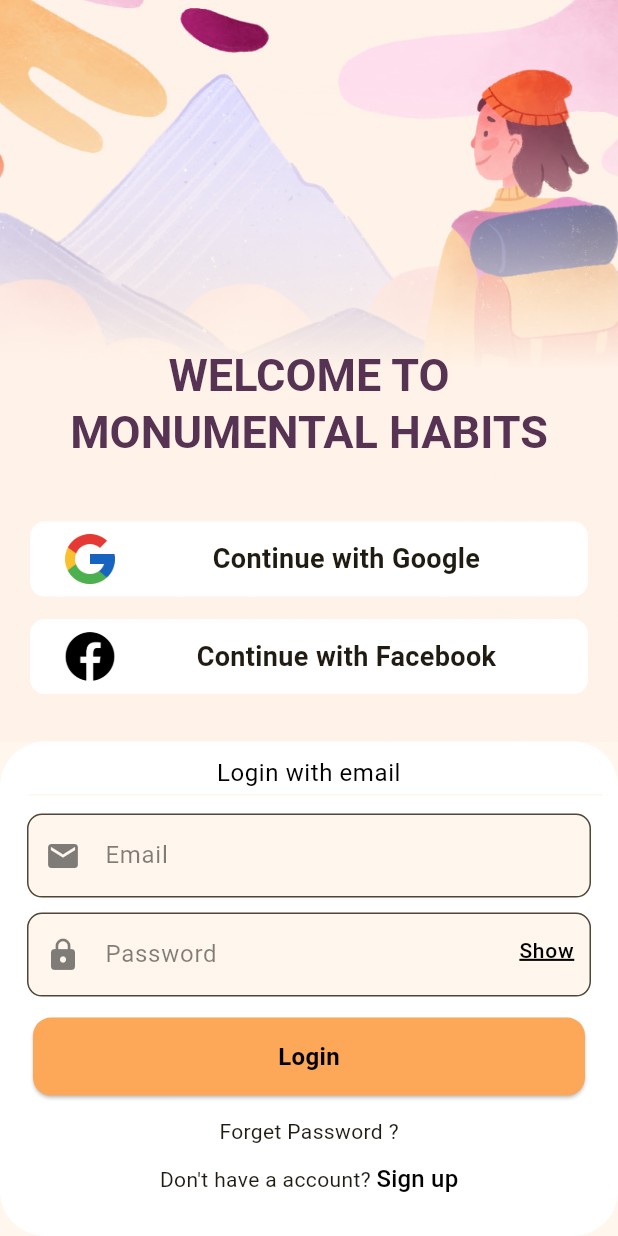
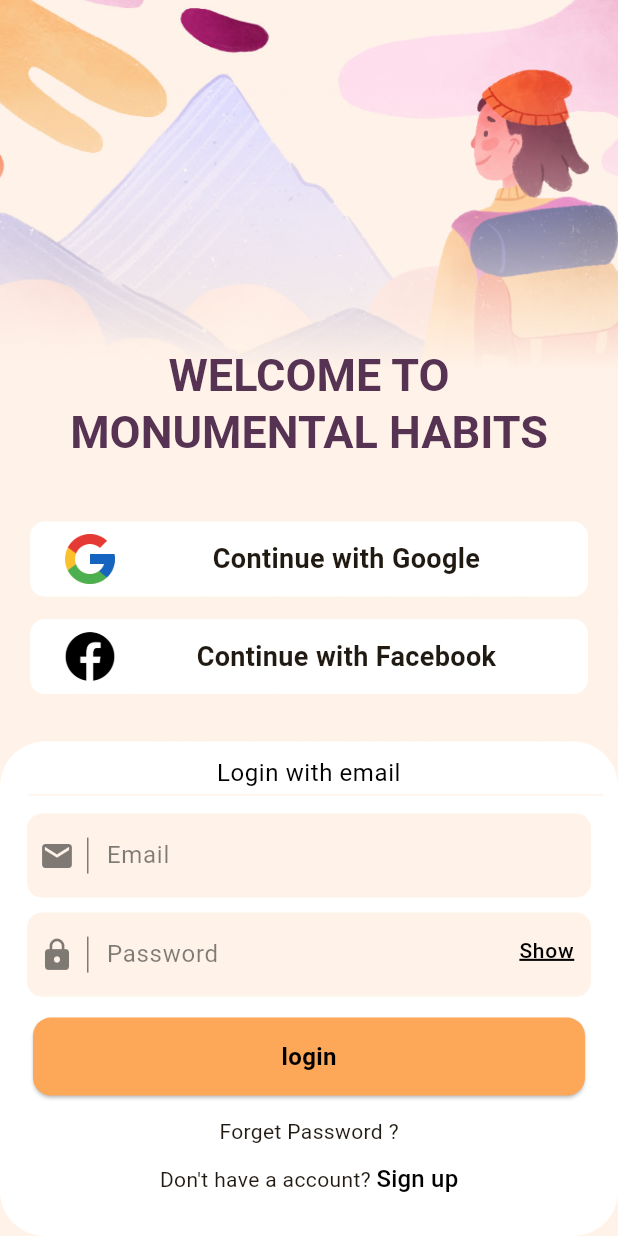
Before and after one commit to Arifcngk/Restaurant-Order-Application, a Flutter app: the screen it shows after launch, on a phone screen of 412 x 824 dp. Run offline on Flutter 3.47's test engine with Material 3 defaults, Android fonts, the phone set to English and light mode, and no system bars; our stand-ins replace flutter_onboarding_slider.

```diff
--- a/lib/const/color.dart
+++ b/lib/const/color.dart
@@ -10,5 +10,6 @@ class ColorApp {
   // button color
   final Color btnColor = const Color(0xFFFDA758);
   final Color btnColorTxt = const Color(0xFF573353);
-  final Color scaffoldBackgroungColor = const Color(0xFFFFF6ED);
+  final Color scaffoldBackgroungColor = const Color(0xFFFFF3E9);
+  final Color white = const Color.fromARGB(255, 255, 255, 255);
 }
--- a/lib/core/partials_widget/btn_text_widget.dart
+++ b/lib/core/partials_widget/btn_text_widget.dart
@@ -2,12 +2,9 @@ import 'package:flutter/material.dart';
 import 'package:looking_for_a_custom_app/const/color.dart';
 
 class btnTextWidget extends StatelessWidget {
-  const btnTextWidget({
-    super.key,
-    required ColorApp colorApp,
-  }) : _colorApp = colorApp;
-
-  final ColorApp _colorApp;
+  const btnTextWidget({super.key, required this.color, required this.text});
+  final Color color;
+  final String text;
 
   @override
   Widget build(BuildContext context) {
@@ -16,10 +13,10 @@ class btnTextWidget extends StatelessWidget {
         width: double.infinity,
         height: 60,
         child: Card(
-          color: _colorApp.btnColor,
+          color: color,
           child: Center(
               child: Text(
-            'Login',
+            text,
             style: Theme.of(context).textTheme.bodyMedium!.copyWith(
                   color: Colors.black,
                   fontSize: 16,
--- a/lib/core/partials_widget/social_media_btn_widget.dart
+++ b/lib/core/partials_widget/social_media_btn_widget.dart
@@ -1,15 +1,16 @@
 import 'package:flutter/material.dart';
 
 class SocialBtnWidget extends StatelessWidget {
-  const SocialBtnWidget({
-    super.key,
-    required this.text,
-    this.fontSize = 18,
-    required this.image,
-  });
+  const SocialBtnWidget(
+      {super.key,
+      required this.text,
+      this.fontSize = 18,
+      required this.image,
+      required this.withCard});
   final String text;
   final double fontSize;
   final String image;
+  final double withCard;
 
   @override
   Widget build(BuildContext context) {
@@ -18,7 +19,7 @@ class SocialBtnWidget extends StatelessWidget {
         color: Colors.white,
         borderRadius: BorderRadius.all(Radius.circular(10)),
       ),
-      width: double.infinity,
+      width: withCard,
       height: 50,
       child: Padding(
         padding: const EdgeInsets.symmetric(
--- /dev/null
+++ b/lib/core/partials_widget/text_widget.dart
@@ -0,0 +1,22 @@
+import 'package:flutter/material.dart';
+
+class textWidget extends StatelessWidget {
+  const textWidget({
+    super.key,
+    required this.text,
+    this.fontSize = 20,
+    required this.color,
+  });
+  final String text;
+  final double fontSize;
+  final Color color;
+  @override
+  Widget build(BuildContext context) {
+    return Text(
+      text,
+      style: Theme.of(context).textTheme.headlineLarge!.copyWith(
+          fontSize: fontSize, color: color, fontWeight: FontWeight.bold),
+      textAlign: TextAlign.center,
+    );
+  }
+}
--- a/lib/core/partials_widget/txt_formField_widget.dart
+++ b/lib/core/partials_widget/txt_formField_widget.dart
@@ -1,27 +1,42 @@
 import 'package:flutter/material.dart';
-import 'package:looking_for_a_custom_app/const/color.dart';
 
 class txtFormFieldWidget extends StatelessWidget {
   const txtFormFieldWidget({
     super.key,
-    required ColorApp colorApp,
     required this.icon,
     required this.text,
     this.isNotPassword = false,
-  }) : _colorApp = colorApp;
+    required this.colorApp,
+  });
 
-  final ColorApp _colorApp;
+  final Color colorApp;
   final IconData icon;
   final String text;
   final bool isNotPassword;
+
   @override
   Widget build(BuildContext context) {
     return TextFormField(
       decoration: InputDecoration(
-        fillColor: _colorApp.scaffoldBackgroungColor,
+        fillColor: colorApp,
         filled: true,
-        prefixIcon: Icon(icon),
-        focusColor: _colorApp.btnColor,
+        prefixIcon: Padding(
+          padding: const EdgeInsets.symmetric(horizontal: 8.0),
+          child: Row(
+            mainAxisSize: MainAxisSize.min,
+            children: [
+              Icon(icon),
+              const SizedBox(
+                  width: 8), // Add some space between the icon and the divider
+              Container(
+                width: 1, // Width of the divider
+                height: 24, // Height of the divider
+                color: Colors.black.withOpacity(0.5), // Color of the divider
+              ),
+            ],
+          ),
+        ),
+        focusColor: colorApp,
         suffixIcon: Padding(
           padding: EdgeInsets.only(top: 12, right: 5),
           child: Visibility(
@@ -31,11 +46,9 @@ class txtFormFieldWidget extends StatelessWidget {
               style: Theme.of(context).textTheme.labelMedium!.copyWith(
                     fontSize: 14,
                     color: Colors.black,
-                    decoration:
-                        TextDecoration.underline, // Yazının altını çizer
-                    decorationColor:
-                        Colors.black, // Çizginin rengini siyah yapar
-                    decorationThickness: 2, // Çizginin kalınlığını ayarlar
+                    decoration: TextDecoration.underline,
+                    decorationColor: Colors.black,
+                    decorationThickness: 2,
                   ),
             ),
           ),
@@ -46,7 +59,25 @@ class txtFormFieldWidget extends StatelessWidget {
         border: OutlineInputBorder(
           borderRadius: BorderRadius.circular(10),
         ),
+        enabledBorder: OutlineInputBorder(
+          borderSide: BorderSide(color: Colors.transparent),
+          borderRadius: BorderRadius.circular(10),
+        ),
+        errorBorder: OutlineInputBorder(
+          borderSide: BorderSide(color: Colors.transparent),
+          borderRadius: BorderRadius.circular(10),
+        ),
+        focusedBorder: OutlineInputBorder(
+          borderSide: BorderSide(color: Colors.transparent),
+          borderRadius: BorderRadius.circular(10),
+        ),
+        focusedErrorBorder: OutlineInputBorder(
+          borderSide: BorderSide(color: Colors.orange),
+          borderRadius: BorderRadius.circular(10),
+        ),
       ),
+      style: TextStyle(color: Colors.orange),
+      cursorColor: Colors.orange,
     );
   }
 }
--- a/lib/main.dart
+++ b/lib/main.dart
@@ -1,6 +1,7 @@
 import 'package:flutter/material.dart';
 import 'package:looking_for_a_custom_app/const/color.dart';
 import 'package:looking_for_a_custom_app/screen/auth/login_page_view.dart';
+import 'package:looking_for_a_custom_app/screen/auth/register_page_view.dart';
 import 'package:looking_for_a_custom_app/screen/introduction/onboarding_intro_view.dart';
 
 void main() {
--- a/lib/screen/auth/login_page_view.dart
+++ b/lib/screen/auth/login_page_view.dart
@@ -2,7 +2,9 @@ import 'package:flutter/material.dart';
 import 'package:looking_for_a_custom_app/const/color.dart';
 import 'package:looking_for_a_custom_app/core/partials_widget/btn_text_widget.dart';
 import 'package:looking_for_a_custom_app/core/partials_widget/social_media_btn_widget.dart';
+import 'package:looking_for_a_custom_app/core/partials_widget/text_widget.dart';
 import 'package:looking_for_a_custom_app/core/partials_widget/txt_formField_widget.dart';
+import 'package:looking_for_a_custom_app/screen/auth/register_page_view.dart';
 
 class LoginPageView extends StatefulWidget {
   const LoginPageView({super.key});
@@ -52,11 +54,13 @@ class _LoginPageViewState extends State<LoginPageView> {
                             SocialBtnWidget(
                               text: 'Continue with Google',
                               image: 'img/social_media_icon/google.png',
+                              withCard: double.infinity,
                             ),
                             SizedBox(height: 15),
                             SocialBtnWidget(
                               text: 'Continue with Facebook',
                               image: 'img/social_media_icon/facebook.png',
+                              withCard: double.infinity,
                             ),
                           ],
                         ),
@@ -103,19 +107,22 @@ class _LoginPageViewState extends State<LoginPageView> {
                               child: Column(
                                 children: [
                                   txtFormFieldWidget(
-                                    colorApp: _colorApp,
+                                    colorApp: _colorApp.scaffoldBackgroungColor,
                                     icon: Icons.email,
                                     text: 'Email',
                                   ),
                                   const SizedBox(height: 10),
                                   txtFormFieldWidget(
-                                    colorApp: _colorApp,
+                                    colorApp: _colorApp.scaffoldBackgroungColor,
                                     icon: Icons.lock,
                                     text: 'Password',
                                     isNotPassword: true,
                                   ),
                                   const SizedBox(height: 10),
-                                  btnTextWidget(colorApp: _colorApp),
+                                  btnTextWidget(
+                                    color: _colorApp.btnColor,
+                                    text: 'login',
+                                  ),
                                   const SizedBox(height: 10),
                                   const Text('Forget Password ?'),
                                   const SizedBox(height: 10),
@@ -123,11 +130,20 @@ class _LoginPageViewState extends State<LoginPageView> {
                                     mainAxisAlignment: MainAxisAlignment.center,
                                     children: [
                                       Text("Don't have a account? "),
-                                      Text('Sign up',
-                                          style: Theme.of(context)
-                                              .textTheme
-                                              .titleMedium!
-                                              .copyWith(color: Colors.black)),
+                                      GestureDetector(
+                                        onTap: () {
+                                          Navigator.of(context)
+                                              .push(MaterialPageRoute(
+                                            builder: (context) =>
+                                                RegisterPageView(),
+                                          ));
+                                        },
+                                        child: Text('Sign up',
+                                            style: Theme.of(context)
+                                                .textTheme
+                                                .titleMedium!
+                                                .copyWith(color: Colors.black)),
+                                      ),
                                     ],
                                   ),
                                 ],
@@ -147,24 +163,3 @@ class _LoginPageViewState extends State<LoginPageView> {
     );
   }
 }
-
-class textWidget extends StatelessWidget {
-  const textWidget({
-    super.key,
-    required this.text,
-    this.fontSize = 20,
-    required this.color,
-  });
-  final String text;
-  final double fontSize;
-  final Color color;
-  @override
-  Widget build(BuildContext context) {
-    return Text(
-      text,
-      style: Theme.of(context).textTheme.headlineLarge!.copyWith(
-          fontSize: fontSize, color: color, fontWeight: FontWeight.bold),
-      textAlign: TextAlign.center,
-    );
-  }
-}
--- a/pubspec.yaml
+++ b/pubspec.yaml
@@ -71,6 +71,8 @@ flutter:
     - img/auth_img/login.png
     - img/auth_img/email.png
     - img/auth_img/password.png
+    - img/auth_img/register.png
+
 
 
 
```
Also changed, not shown: lib/screen/auth/register_page_view.dart (+147 -0 lines), img/auth_img/register.png (added).
